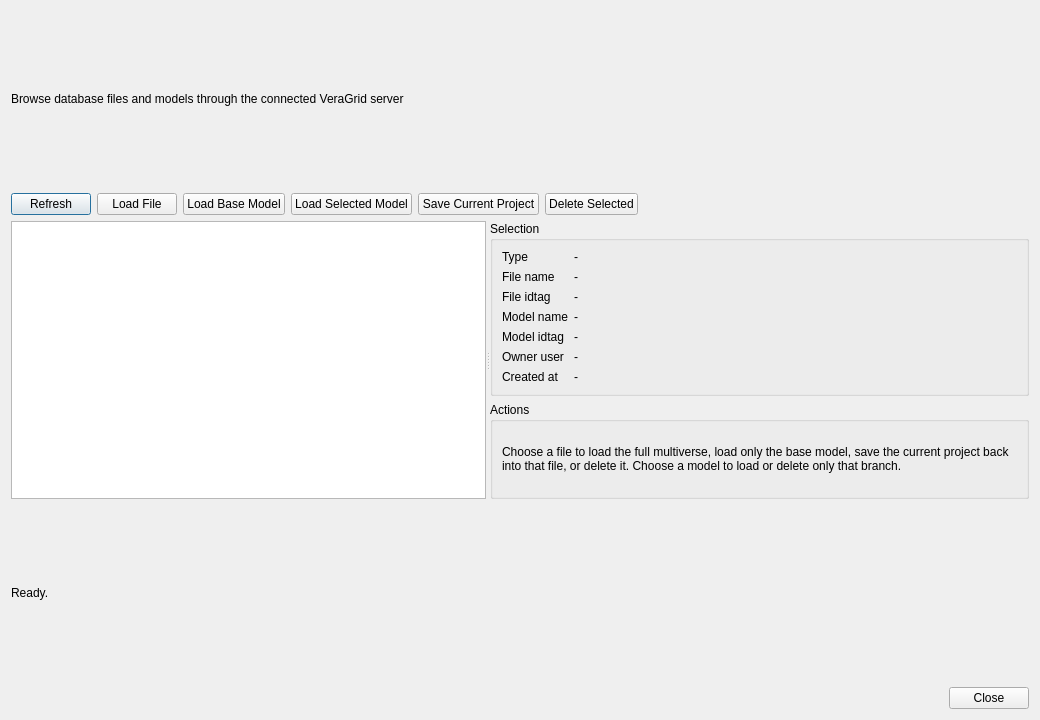
This is src/VeraGrid/Gui/FileDialogues/ServerFileDialog/server_file_dialogue.ui in JordiBejarUPC/veragrid-hvdc-bipolar-pfc as Qt 5 draws it before an edit. The edited form follows.
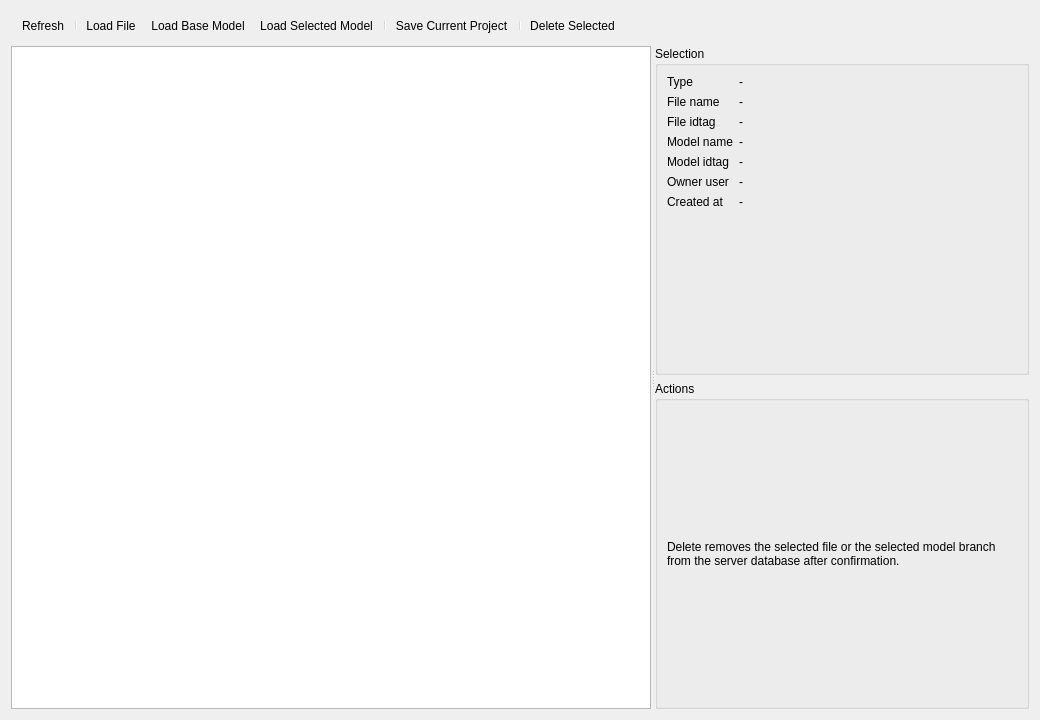
This is the edited form. Icons and pictures are not drawn.

Patch:
```diff
--- a/src/VeraGrid/Gui/FileDialogues/ServerFileDialog/server_file_dialogue.ui
+++ b/src/VeraGrid/Gui/FileDialogues/ServerFileDialog/server_file_dialogue.ui
@@ -15,80 +15,39 @@
   </property>
   <layout class="QVBoxLayout" name="verticalLayout">
    <item>
-    <widget class="QLabel" name="titleLabel">
-     <property name="text">
-      <string>Browse database files and models through the connected VeraGrid server</string>
+    <widget class="QToolBar" name="toolBar">
+     <property name="iconSize">
+      <size>
+       <width>24</width>
+       <height>24</height>
+      </size>
      </property>
-     <property name="wordWrap">
-      <bool>true</bool>
+     <property name="toolButtonStyle">
+      <enum>Qt::ToolButtonTextBesideIcon</enum>
      </property>
+     <addaction name="actionRefresh"/>
+     <addaction name="separator"/>
+     <addaction name="actionLoadFile"/>
+     <addaction name="actionLoadBase"/>
+     <addaction name="actionLoadModel"/>
+     <addaction name="separator"/>
+     <addaction name="actionSaveCurrent"/>
+     <addaction name="separator"/>
+     <addaction name="actionDeleteSelected"/>
     </widget>
    </item>
-   <item>
-    <layout class="QHBoxLayout" name="toolbarLayout">
-     <item>
-      <widget class="QPushButton" name="refreshButton">
-       <property name="text">
-        <string>Refresh</string>
-       </property>
-      </widget>
-     </item>
-     <item>
-      <widget class="QPushButton" name="loadFileButton">
-       <property name="text">
-        <string>Load File</string>
-       </property>
-      </widget>
-     </item>
-     <item>
-      <widget class="QPushButton" name="loadBaseButton">
-       <property name="text">
-        <string>Load Base Model</string>
-       </property>
-      </widget>
-     </item>
-     <item>
-      <widget class="QPushButton" name="loadModelButton">
-       <property name="text">
-        <string>Load Selected Model</string>
-       </property>
-      </widget>
-     </item>
-     <item>
-      <widget class="QPushButton" name="saveCurrentButton">
-       <property name="text">
-        <string>Save Current Project</string>
-       </property>
-      </widget>
-     </item>
-     <item>
-      <widget class="QPushButton" name="deleteButton">
-       <property name="text">
-        <string>Delete Selected</string>
-       </property>
-      </widget>
-     </item>
-     <item>
-      <spacer name="horizontalSpacer">
-       <property name="orientation">
-        <enum>Qt::Horizontal</enum>
-       </property>
-       <property name="sizeHint" stdset="0">
-        <size>
-         <width>40</width>
-         <height>20</height>
-        </size>
-       </property>
-      </spacer>
-     </item>
-    </layout>
-   </item>
    <item>
     <widget class="QSplitter" name="mainSplitter">
      <property name="orientation">
       <enum>Qt::Horizontal</enum>
      </property>
      <widget class="QTreeView" name="filesTreeView">
+      <property name="minimumSize">
+       <size>
+        <width>640</width>
+        <height>0</height>
+       </size>
+      </property>
       <property name="alternatingRowColors">
        <bool>true</bool>
       </property>
@@ -103,7 +62,25 @@
       </property>
      </widget>
      <widget class="QWidget" name="detailWidget">
+      <property name="minimumSize">
+       <size>
+        <width>280</width>
+        <height>0</height>
+       </size>
+      </property>
       <layout class="QVBoxLayout" name="detailLayout">
+       <property name="leftMargin">
+        <number>0</number>
+       </property>
+       <property name="topMargin">
+        <number>0</number>
+       </property>
+       <property name="rightMargin">
+        <number>0</number>
+       </property>
+       <property name="bottomMargin">
+        <number>0</number>
+       </property>
        <item>
         <widget class="QGroupBox" name="selectionGroupBox">
          <property name="title">
@@ -241,7 +218,7 @@
           <item>
            <widget class="QLabel" name="helpLabel">
             <property name="text">
-             <string>Choose a file to load the full multiverse, load only the base model, save the current project back into that file, or delete it. Choose a model to load or delete only that branch.</string>
+             <string>Delete removes the selected file or the selected model branch from the server database after confirmation.</string>
             </property>
             <property name="wordWrap">
              <bool>true</bool>
@@ -255,24 +232,79 @@
      </widget>
     </widget>
    </item>
-   <item>
-    <widget class="QLabel" name="statusLabel">
-     <property name="text">
-      <string>Ready.</string>
-     </property>
-     <property name="wordWrap">
-      <bool>true</bool>
-     </property>
-    </widget>
-   </item>
-   <item>
-    <widget class="QDialogButtonBox" name="buttonBox">
-     <property name="standardButtons">
-      <set>QDialogButtonBox::Close</set>
-     </property>
-    </widget>
-   </item>
   </layout>
+  <action name="actionRefresh">
+   <property name="icon">
+    <iconset resource="../../Icons/icons.qrc">
+     <normaloff>:/Icons/icons/sync.png</normaloff>:/Icons/icons/sync.png</iconset>
+   </property>
+   <property name="text">
+    <string>Refresh</string>
+   </property>
+   <property name="toolTip">
+    <string>Reload the server file tree</string>
+   </property>
+  </action>
+  <action name="actionLoadFile">
+   <property name="icon">
+    <iconset resource="../../Icons/icons.qrc">
+     <normaloff>:/Icons/icons/server.png</normaloff>:/Icons/icons/server.png</iconset>
+   </property>
+   <property name="text">
+    <string>Load File</string>
+   </property>
+   <property name="toolTip">
+    <string>Load the full selected multiverse</string>
+   </property>
+  </action>
+  <action name="actionLoadBase">
+   <property name="icon">
+    <iconset resource="../../Icons/icons.qrc">
+     <normaloff>:/Icons/icons/grid_icon.png</normaloff>:/Icons/icons/grid_icon.png</iconset>
+   </property>
+   <property name="text">
+    <string>Load Base Model</string>
+   </property>
+   <property name="toolTip">
+    <string>Load only the selected file base model</string>
+   </property>
+  </action>
+  <action name="actionLoadModel">
+   <property name="icon">
+    <iconset resource="../../Icons/icons.qrc">
+     <normaloff>:/Icons/icons/schematic.png</normaloff>:/Icons/icons/schematic.png</iconset>
+   </property>
+   <property name="text">
+    <string>Load Selected Model</string>
+   </property>
+   <property name="toolTip">
+    <string>Load the selected scenario branch as one flat circuit</string>
+   </property>
+  </action>
+  <action name="actionSaveCurrent">
+   <property name="icon">
+    <iconset resource="../../Icons/icons.qrc">
+     <normaloff>:/Icons/icons/save.png</normaloff>:/Icons/icons/save.png</iconset>
+   </property>
+   <property name="text">
+    <string>Save Current Project</string>
+   </property>
+   <property name="toolTip">
+    <string>Upload the current project into the selected server file or model</string>
+   </property>
+  </action>
+  <action name="actionDeleteSelected">
+   <property name="icon">
+    <iconset resource="../../Icons/icons.qrc">
+     <normaloff>:/Icons/icons/delete_db.png</normaloff>:/Icons/icons/delete_db.png</iconset>
+   </property>
+   <property name="text">
+    <string>Delete Selected</string>
+   </property>
+   <property name="toolTip">
+    <string>Delete the selected file or model from the server database</string>
+   </property>
+  </action>
  </widget>
  <resources/>
  <connections/>
```
Left out of the diff: 8 changed lines with no effect on the pictures.
